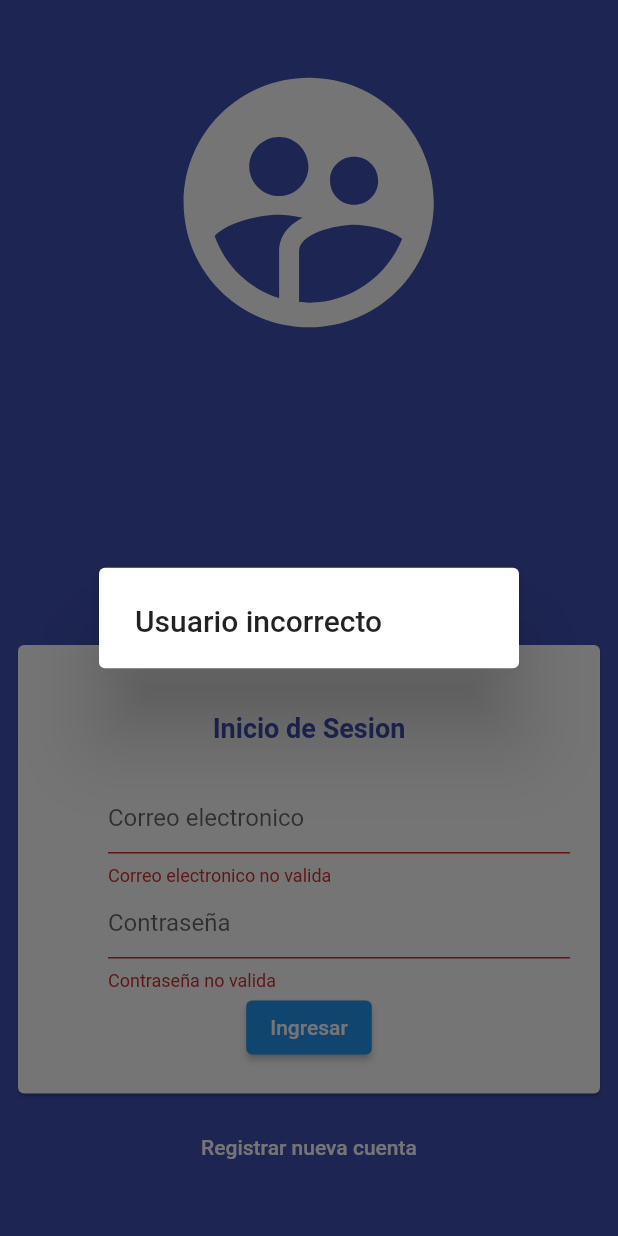
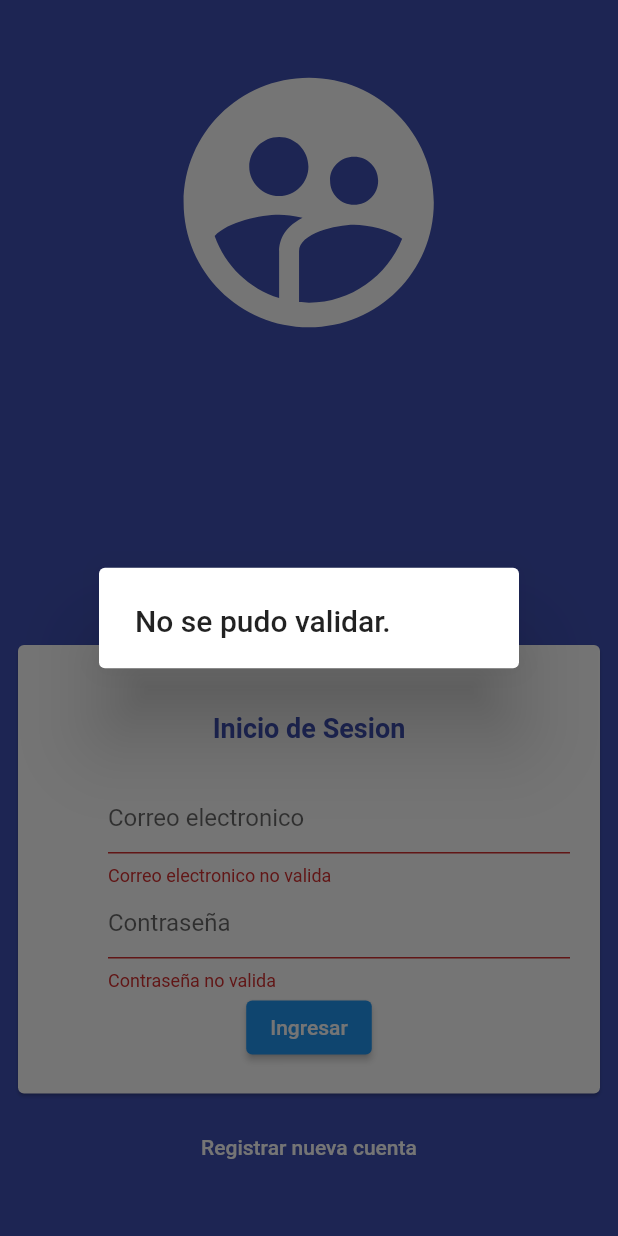
Before and after one commit to LeopoldoIII/flutter_bootcamp, a Flutter app: the screen it shows after launch, after a tap on "Ingresar", on a phone screen of 412 x 824 dp. Run offline on Flutter 3.47's test engine with Material 2 defaults, Android fonts, the phone set to English and light mode, and no system bars.

Commit message:
refactor dialogs

```diff
--- a/lib/screens/login_screen.dart
+++ b/lib/screens/login_screen.dart
@@ -95,25 +95,19 @@ class _LoginScreenState extends State<LoginScreen> {
     if (formKey.currentState!.validate()) {
       bool respuesta = await loginProvider.loginUser(formData);
       if (respuesta) {
-        showDialog(
-            context: context,
-            builder: (context) {
-              return AlertDialog(actions: [
+        AppDialogs.showDialog2(context, 'Usuario Autenticado!', [
           TextButton(
               onPressed: () {
                 Navigator.pop(context);
                 Navigator.pushReplacementNamed(context, 'home');
               },
               child: const Text('OK'))
-              ], title: const Text('Usuario correcto'));
-            });
+        ]);
+      } else {
+        AppDialogs.showDialog1(context, 'No se pudo iniciar sesion.');
       }
     } else {
-      showDialog(
-          context: context,
-          builder: (context) {
-            return const AlertDialog(title: Text('Usuario incorrecto'));
-          });
+      AppDialogs.showDialog1(context, 'No se pudo validar.');
     }
   }
 }
--- a/lib/screens/register_screen.dart
+++ b/lib/screens/register_screen.dart
@@ -85,20 +85,12 @@ class _RegisterScreenState extends State<RegisterScreen> {
     if (formKey.currentState!.validate()) {
       bool respuesta = await registerProvider.registerUser(formData);
       if (respuesta) {
-        showDialog(
-            context: context,
-            builder: (context) {
-              return const AlertDialog(
-                  title: Text('Usuario registrado con exito.'));
-            });
+        AppDialogs.showDialog1(context, 'Usuario registrado con exito.');
+      } else {
+        AppDialogs.showDialog1(context, 'No se pudo registrar el usuario.');
       }
     } else {
-      showDialog(
-          context: context,
-          builder: (context) {
-            return const AlertDialog(
-                title: Text('No se pudo registrar el usuario.'));
-          });
+      AppDialogs.showDialog1(context, 'No se pudo registrar el usuario.');
     }
   }
 }
--- /dev/null
+++ b/lib/widgets/app_dialogs.dart
@@ -0,0 +1,22 @@
+import 'package:flutter/material.dart';
+
+class AppDialogs {
+  static showDialog1(BuildContext context, String message) {
+    showDialog(
+        context: context,
+        builder: (context) {
+          return AlertDialog(
+            title: Text(message),
+          );
+        });
+  }
+
+  static showDialog2(
+      BuildContext context, String message, List<Widget>? actions) {
+    showDialog(
+        context: context,
+        builder: (context) {
+          return AlertDialog(actions: actions, title: Text(message));
+        });
+  }
+}
--- a/lib/widgets/widgets.dart
+++ b/lib/widgets/widgets.dart
@@ -1,2 +1,3 @@
 export 'package:flutter_bootcamp/widgets/app_form_field.dart';
 export 'package:flutter_bootcamp/widgets/app_title.dart';
+export 'package:flutter_bootcamp/widgets/app_dialogs.dart';
```
Lines whose indentation alone changed are shown as unchanged.
